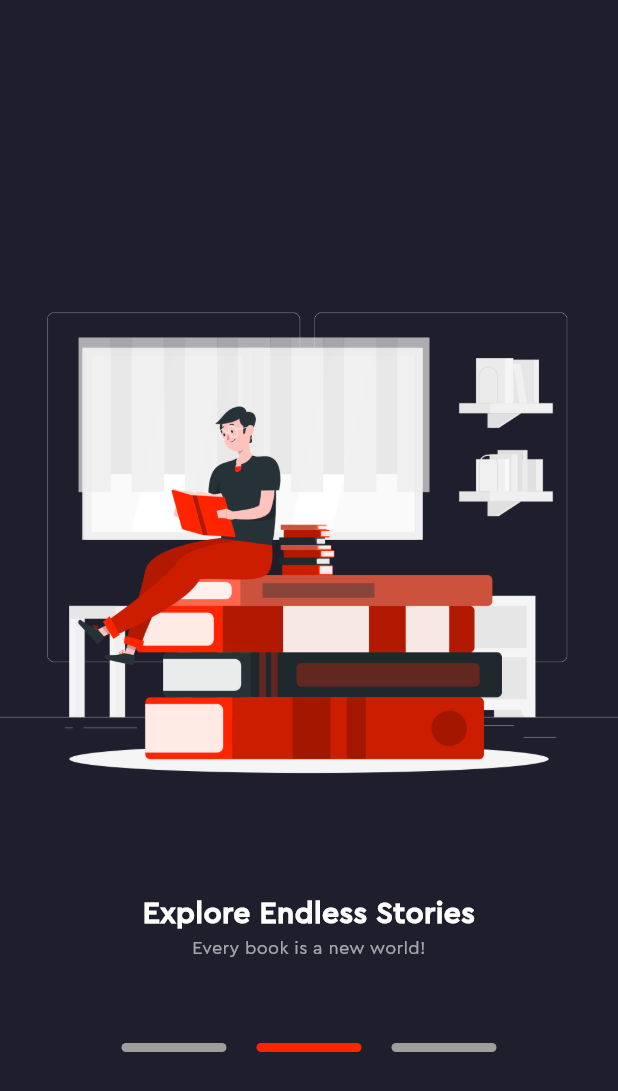
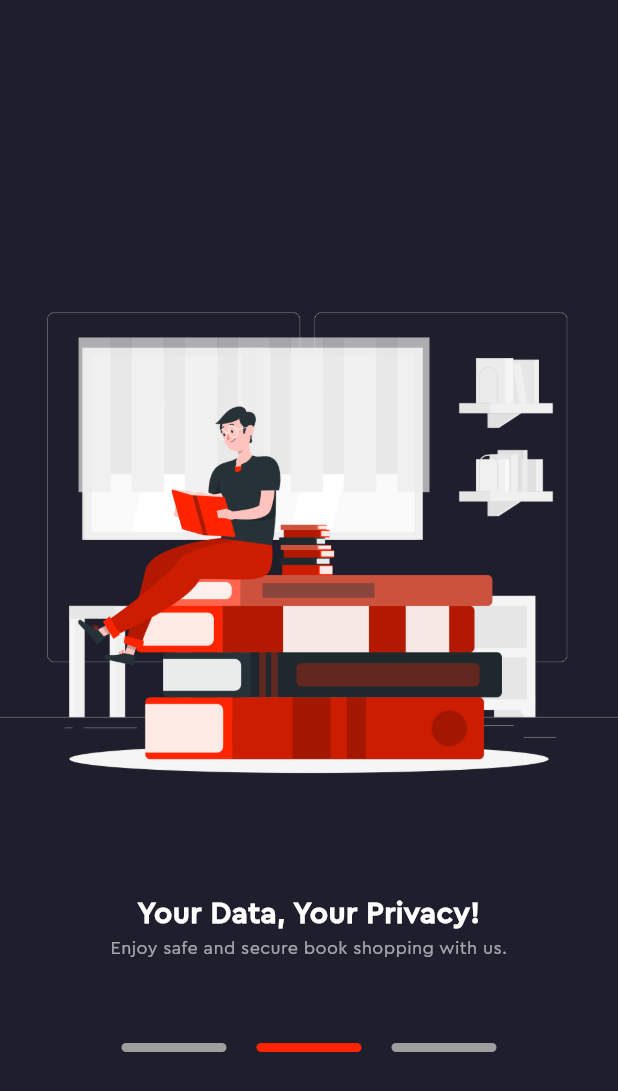
Before and after one commit to Mobimshox/bookz, a Flutter app: the screen it shows after launch, swiped to page 2, on a phone screen of 412 x 824 dp. Shown: the top 1091 px of the screen. Run offline on Flutter 3.47's test engine with Material 3 defaults, Android fonts, the phone set to English and light mode, and no system bars; drawn by our look-alikes of smooth_page_indicator; our stand-ins replace cloud_firestore, custom_navigation_bar, firebase_auth, firebase_core, google_sign_in, like_button and 2 more; accounts and stored records are empty.

Commit message:
first commitss

```diff
--- a/lib/auth/get_started.dart
+++ b/lib/auth/get_started.dart
@@ -58,7 +58,7 @@ class _GetStartedState extends State<GetStarted> {
                     Image(image: AssetImage("assets/images/books_ill.png")),
                     SizedBox(height: 20),
                     Text(
-                      "Explore Endless Stories",
+                      "Your Data, Your Privacy!",
                       style: TextStyle(
                           fontSize: 20,
                           color: Colors.white,
@@ -66,7 +66,7 @@ class _GetStartedState extends State<GetStarted> {
                       textAlign: TextAlign.center,
                     ),
                     Text(
-                      "Every book is a new world!",
+                      "Enjoy safe and secure book shopping with us.",
                       style: TextStyle(
                           fontSize: 12, color: Colors.white.withOpacity(0.6)),
                       textAlign: TextAlign.center,
```
